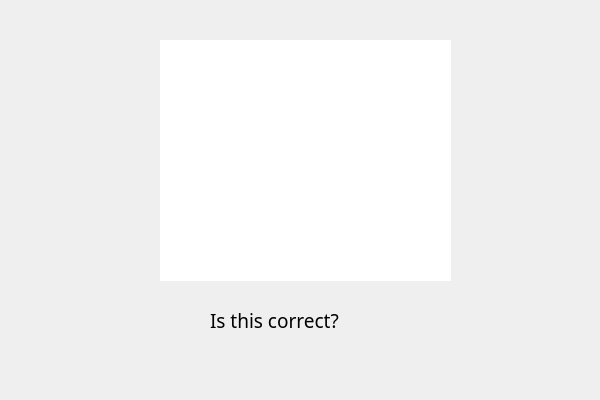
Before: the Qt Designer form pythonProject3/2.ui in YaGrEs/APPPuzleGame, drawn with Qt 5.
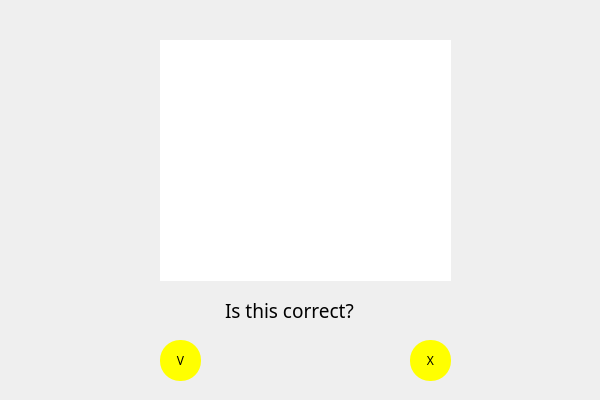
After: the same form once the commit is applied.

The edit to the form file:
```diff
--- a/pythonProject3/2.ui
+++ b/pythonProject3/2.ui
@@ -10,14 +10,19 @@
     <height>400</height>
    </rect>
   </property>
+  <property name="font">
+   <font>
+    <family>Dela Gothic One</family>
+   </font>
+  </property>
   <property name="windowTitle">
    <string>Form</string>
   </property>
   <widget class="QLabel" name="label">
    <property name="geometry">
     <rect>
-     <x>210</x>
-     <y>290</y>
+     <x>225</x>
+     <y>280</y>
      <width>301</width>
      <height>61</height>
     </rect>
@@ -48,6 +53,50 @@
     <string/>
    </property>
   </widget>
+  <widget class="QPushButton" name="pushButton">
+   <property name="geometry">
+    <rect>
+     <x>160</x>
+     <y>340</y>
+     <width>41</width>
+     <height>41</height>
+    </rect>
+   </property>
+   <property name="font">
+    <font>
+     <family>Dela Gothic One</family>
+    </font>
+   </property>
+   <property name="styleSheet">
+    <string notr="true">background-color: rgb(255, 255, 0);
+border: 0px solid; border-radius: 20px;</string>
+   </property>
+   <property name="text">
+    <string>V</string>
+   </property>
+  </widget>
+  <widget class="QPushButton" name="pushButton_2">
+   <property name="geometry">
+    <rect>
+     <x>410</x>
+     <y>340</y>
+     <width>41</width>
+     <height>41</height>
+    </rect>
+   </property>
+   <property name="font">
+    <font>
+     <family>Dela Gothic One</family>
+    </font>
+   </property>
+   <property name="styleSheet">
+    <string notr="true">background-color: rgb(255, 255, 0);
+border: 0px solid; border-radius: 20px;</string>
+   </property>
+   <property name="text">
+    <string>X</string>
+   </property>
+  </widget>
  </widget>
  <resources/>
  <connections/>
```
